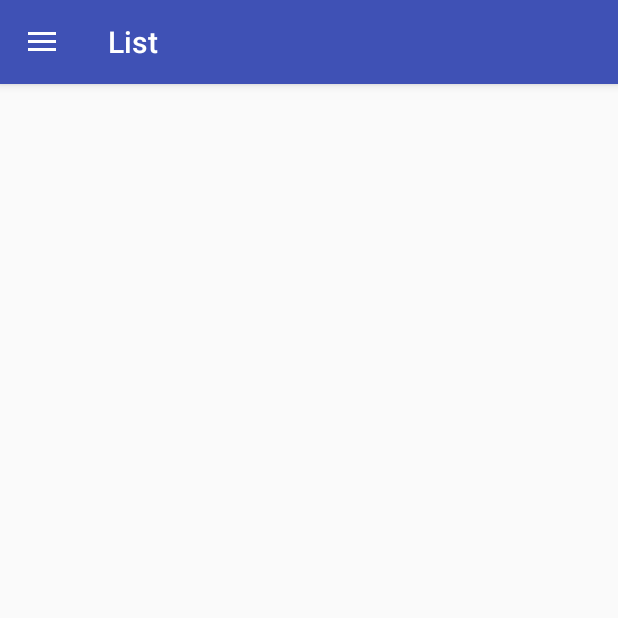
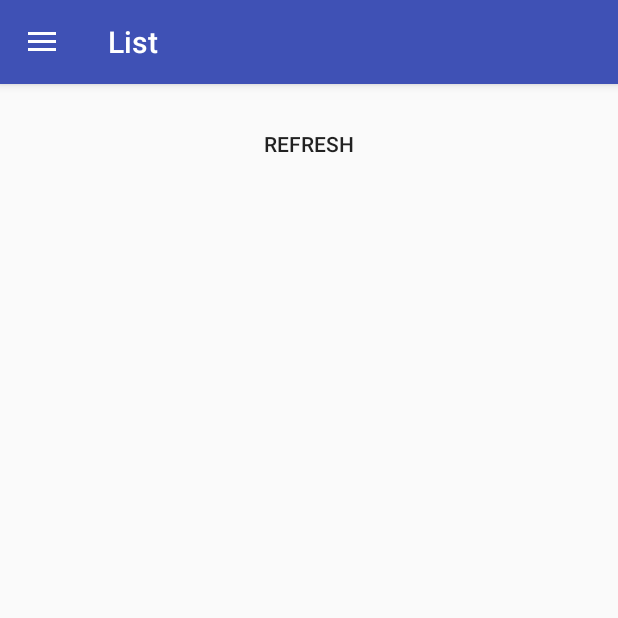
Before and after one commit to Chonlakant/GPSTracker, an Android app: the screen it shows after launch (MainActivity), in the side drawer, after a tap on "List", on a phone screen of 412 x 824 dp, the top half of it. Run offline under Robolectric (Android 15) with nearby library versions, the phone set to English and light mode, and no system bars.

Commit message:
Latest fragments fixes
                     TODO: Google Maps API

```diff
--- a/app/src/main/java/pwr/chojnacki/robert/gpstracker/ListFragment.java
+++ b/app/src/main/java/pwr/chojnacki/robert/gpstracker/ListFragment.java
@@ -14,11 +14,10 @@ import android.widget.ListView;
 import java.util.ArrayList;
 
 public class ListFragment extends Fragment {
-    private static TrackingDatabase db;
     private View my_view;
     private ListView list;
     private ArrayAdapter<String> adapter;
-    private Button buttonClear;
+    private Button buttonRefresh;
 
     public ListFragment() {
         super();
@@ -67,15 +66,7 @@ public class ListFragment extends Fragment {
         return result;
     }
 
-    @Nullable
-    @Override
-    public View onCreateView(LayoutInflater inflater, ViewGroup container, Bundle savedInstanceState) {
-        MainActivity.setToolbarTitle("List");
-        my_view = inflater.inflate(R.layout.fragment_list, container, false);
-        list = (ListView) my_view.findViewById(R.id.list);
-
-        TrackingDatabase.init(getContext());
-
+    private void refresh() {
         ArrayList<TrackingDatabase.TrackingRecordClass> result = TrackingDatabase.select();
         ArrayList<String> list_items = new ArrayList<>();
         if (result != null) {
@@ -86,6 +77,27 @@ public class ListFragment extends Fragment {
 
         adapter = new ArrayAdapter<>(getActivity(), R.layout.fragment_list_item, list_items);
         list.setAdapter(adapter);
+    }
+
+    @Nullable
+    @Override
+    public View onCreateView(LayoutInflater inflater, ViewGroup container, Bundle savedInstanceState) {
+        MainActivity.setToolbarTitle("List");
+        my_view = inflater.inflate(R.layout.fragment_list, container, false);
+        buttonRefresh = (Button) my_view.findViewById(R.id.buttonRefresh);
+        list = (ListView) my_view.findViewById(R.id.list);
+
+        TrackingDatabase.init(getContext());
+
+        // On Aplly click
+        buttonRefresh.setOnClickListener(new View.OnClickListener() {
+            @Override
+            public void onClick(View v) {
+                refresh();
+            }
+        });
+
+        refresh();
 
         return my_view;
     }
--- a/app/src/main/res/layout/fragment_list.xml
+++ b/app/src/main/res/layout/fragment_list.xml
@@ -1,13 +1,20 @@
 <?xml version="1.0" encoding="utf-8"?>
-<RelativeLayout xmlns:android="http://schemas.android.com/apk/res/android"
+<LinearLayout xmlns:android="http://schemas.android.com/apk/res/android"
     android:layout_width="match_parent"
-    android:layout_height="match_parent">
+    android:layout_height="match_parent"
+    android:gravity="center_horizontal"
+    android:orientation="vertical">
+
+    <Button
+        android:id="@+id/buttonRefresh"
+        style="@style/Widget.AppCompat.Button.Borderless"
+        android:layout_width="wrap_content"
+        android:layout_height="wrap_content"
+        android:text="Refresh" />
 
     <ListView
         android:id="@+id/list"
         android:layout_width="match_parent"
-        android:layout_height="match_parent"
-        android:layout_alignParentTop="true"
-        android:layout_alignParentStart="true" />
+        android:layout_height="match_parent" />
 
-</RelativeLayout>
+</LinearLayout>
```
Also changed, not shown: app/src/main/java/pwr/chojnacki/robert/gpstracker/MainActivity.java (+7 -5 lines), app/src/main/java/pwr/chojnacki/robert/gpstracker/TrackingDatabase.java (+12 -4 lines).
